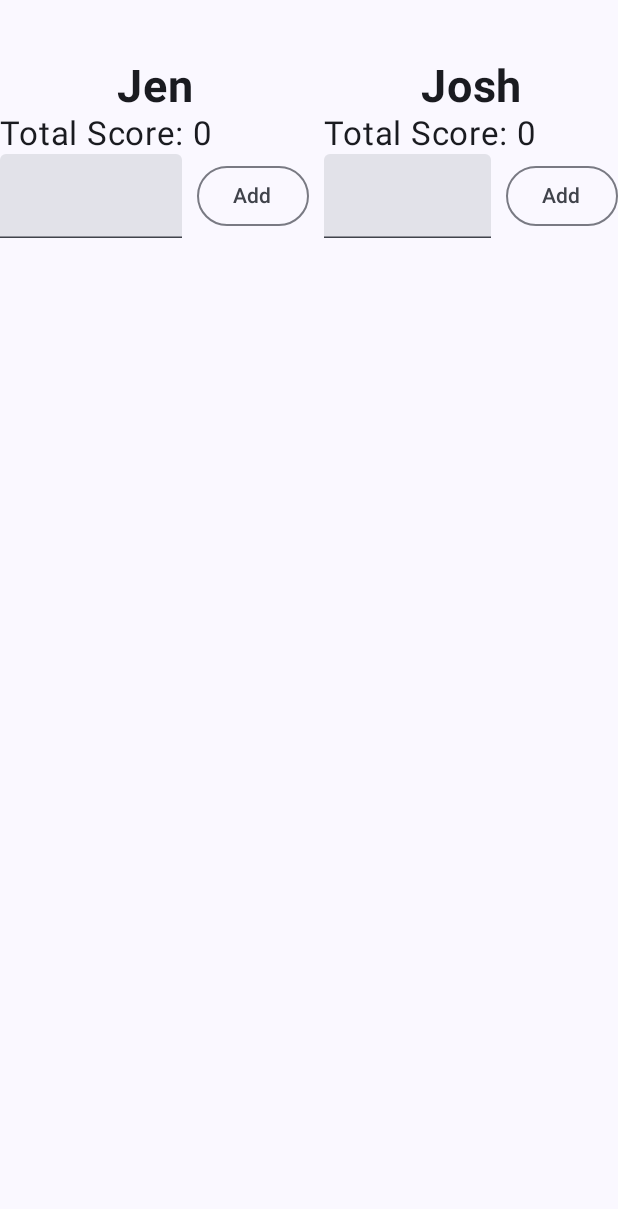
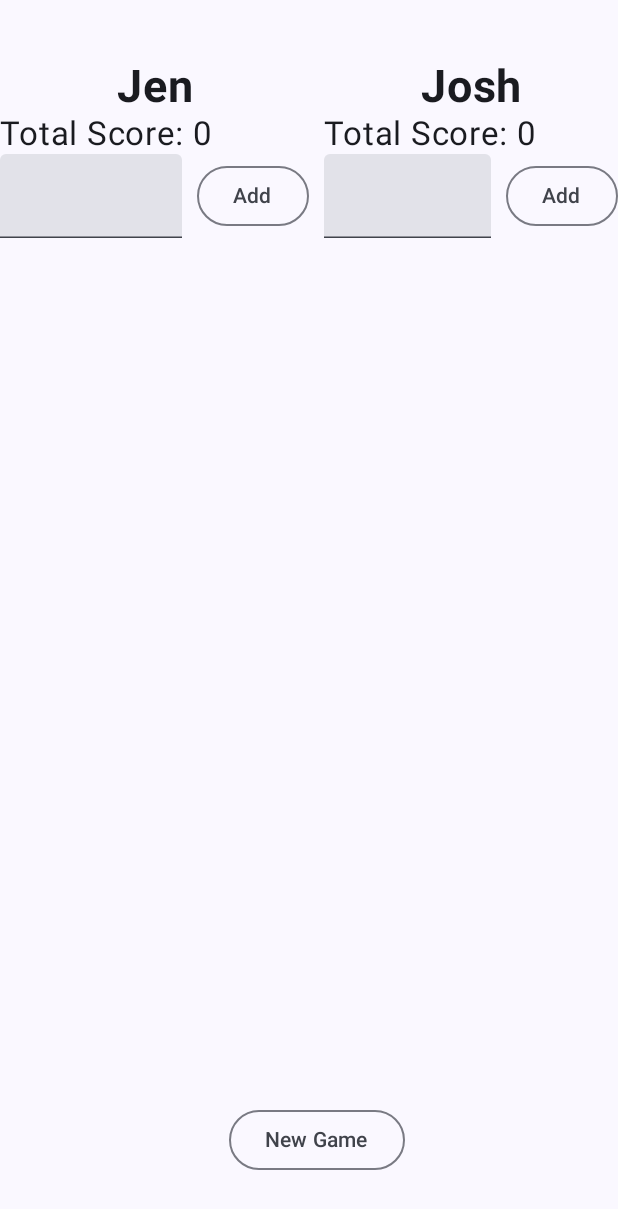
Before and after one commit to hawjo01/GameScore, an Android app built with Jetpack Compose: the screen it shows after launch (MainActivity), on a phone screen of 412 x 824 dp. Shown: the top 1209 px of the screen. Run offline under Robolectric (Android 15) with nearby library versions, the phone set to English and light mode, and no system bars.

Commit message:
Added 'New Game' button Other minor updates

```diff
--- a/app/src/main/java/net/hawkins/cardscore/MainActivity.kt
+++ b/app/src/main/java/net/hawkins/cardscore/MainActivity.kt
@@ -7,9 +7,11 @@ import androidx.activity.enableEdgeToEdge
 import androidx.compose.foundation.layout.Arrangement
 import androidx.compose.foundation.layout.Column
 import androidx.compose.foundation.layout.Row
+import androidx.compose.foundation.layout.fillMaxHeight
 import androidx.compose.foundation.layout.fillMaxSize
 import androidx.compose.foundation.layout.fillMaxWidth
 import androidx.compose.foundation.layout.padding
+import androidx.compose.foundation.text.KeyboardActions
 import androidx.compose.foundation.text.KeyboardOptions
 import androidx.compose.material3.OutlinedButton
 import androidx.compose.material3.Scaffold
@@ -17,18 +19,26 @@ import androidx.compose.material3.Text
 import androidx.compose.material3.TextField
 import androidx.compose.runtime.Composable
 import androidx.compose.runtime.getValue
+import androidx.compose.runtime.mutableStateListOf
 import androidx.compose.runtime.mutableStateOf
 import androidx.compose.runtime.remember
 import androidx.compose.runtime.setValue
 import androidx.compose.ui.Alignment
 import androidx.compose.ui.Modifier
+import androidx.compose.ui.platform.LocalSoftwareKeyboardController
+import androidx.compose.ui.platform.SoftwareKeyboardController
 import androidx.compose.ui.res.stringResource
 import androidx.compose.ui.text.font.FontWeight
+import androidx.compose.ui.text.input.ImeAction
 import androidx.compose.ui.text.input.KeyboardType
 import androidx.compose.ui.text.style.TextAlign
 import androidx.compose.ui.tooling.preview.Preview
 import androidx.compose.ui.unit.dp
 import androidx.compose.ui.unit.sp
+import androidx.core.view.ViewCompat
+import androidx.core.view.WindowCompat
+import androidx.core.view.WindowInsetsCompat
+import androidx.core.view.WindowInsetsControllerCompat
 import net.hawkins.cardscore.ui.theme.CardScoreTheme
 
 class MainActivity : ComponentActivity() {
@@ -44,20 +54,22 @@ class MainActivity : ComponentActivity() {
                 }
             }
         }
+
+
     }
 }
 
 @Composable
 fun CardScore(modifier: Modifier = Modifier) {
-    var players by remember {
-        mutableStateOf(
-            arrayOf(
-                Player("Jen"),
-                Player("Josh")
-            )
+    var players = remember {
+        mutableStateListOf(
+            Player("Jen"),
+            Player("Josh")
         )
     }
-    Column {
+    Column(
+        modifier = Modifier.fillMaxHeight()
+    ) {
         Row(
             modifier = Modifier
                 .fillMaxWidth()
@@ -66,12 +78,32 @@ fun CardScore(modifier: Modifier = Modifier) {
         ) {
             Players(players, modifier.weight(1f))
         }
+        Row(
+            modifier = Modifier
+                .fillMaxSize()
+                .padding(bottom = 40.dp),
+            horizontalArrangement = Arrangement.Center,
+            verticalAlignment = Alignment.Bottom
+        ) {
+            OutlinedButton(
+                onClick = {
+                    for ((index, player) in players.withIndex()) {
+                        player.resetScores()
+                    }
+                },
+                modifier = Modifier.padding(start = 10.dp)
+
+            ) {
+                Text("New Game")
+            }
+        }
     }
 }
 
 @Composable
-fun Players(players: Array<Player>, modifier: Modifier = Modifier) {
+fun Players(players: List<Player>, modifier: Modifier = Modifier) {
     for ((index, player) in players.withIndex()) {
+        //var p = remember {mutableStateOf (player) }
         Player(player = player, index = index, modifier)
     }
 }
@@ -79,6 +111,8 @@ fun Players(players: Array<Player>, modifier: Modifier = Modifier) {
 @Composable
 fun Player(player: Player, index: Int, modifier: Modifier = Modifier) {
     var newScore by remember { mutableStateOf("") }
+    val keyboardController = LocalSoftwareKeyboardController.current
+
     Column(
         modifier = modifier
             .padding(start = if (index > 0) 10.dp else 0.dp)
@@ -91,7 +125,7 @@ fun Player(player: Player, index: Int, modifier: Modifier = Modifier) {
             modifier = Modifier.fillMaxWidth()
         )
         Text(
-            text = stringResource(R.string.total_score) +  player.totalScore(),
+            text = stringResource(R.string.total_score) + player.totalScore(),
             textAlign = TextAlign.Justify,
             fontSize = 22.sp
         )
@@ -105,13 +139,23 @@ fun Player(player: Player, index: Int, modifier: Modifier = Modifier) {
                 onValueChange = { newScore = it },
                 //label = { Text(text = "Enter Score")},
                 singleLine = true,
-                keyboardOptions = KeyboardOptions(keyboardType = KeyboardType.Number),
+                keyboardOptions = KeyboardOptions(
+                    keyboardType = KeyboardType.Number,
+                    imeAction = ImeAction.Done
+                ),
+                keyboardActions = KeyboardActions(
+                    onDone = {
+                        keyboardController?.hide()
+                    }
+                ),
                 modifier = modifier
             )
             OutlinedButton(
                 onClick = {
-                    player.addScore(newScore.toInt())
-                    newScore = ""
+                    if (newScore.toIntOrNull() != null) {
+                        player.addScore(newScore.toInt())
+                        newScore = ""
+                    }
                 },
                 modifier = Modifier.padding(start = 10.dp)
 
--- a/app/src/main/java/net/hawkins/cardscore/Player.kt
+++ b/app/src/main/java/net/hawkins/cardscore/Player.kt
@@ -1,6 +1,10 @@
 package net.hawkins.cardscore
 
-data class Player(val name: String, var scores: List<Int> = listOf()) {
+
+import androidx.compose.runtime.mutableStateListOf
+
+data class Player(val name: String) {
+    val scores = mutableStateListOf<Int>()
 
     fun totalScore(): Int {
         var total = 0
@@ -11,10 +15,10 @@ data class Player(val name: String, var scores: List<Int> = listOf()) {
     }
 
     fun resetScores() {
-        scores = listOf()
+        scores.clear()
     }
 
     fun addScore(score: Int) {
-        scores = scores + score
+        scores.add(score)
     }
 }
```
